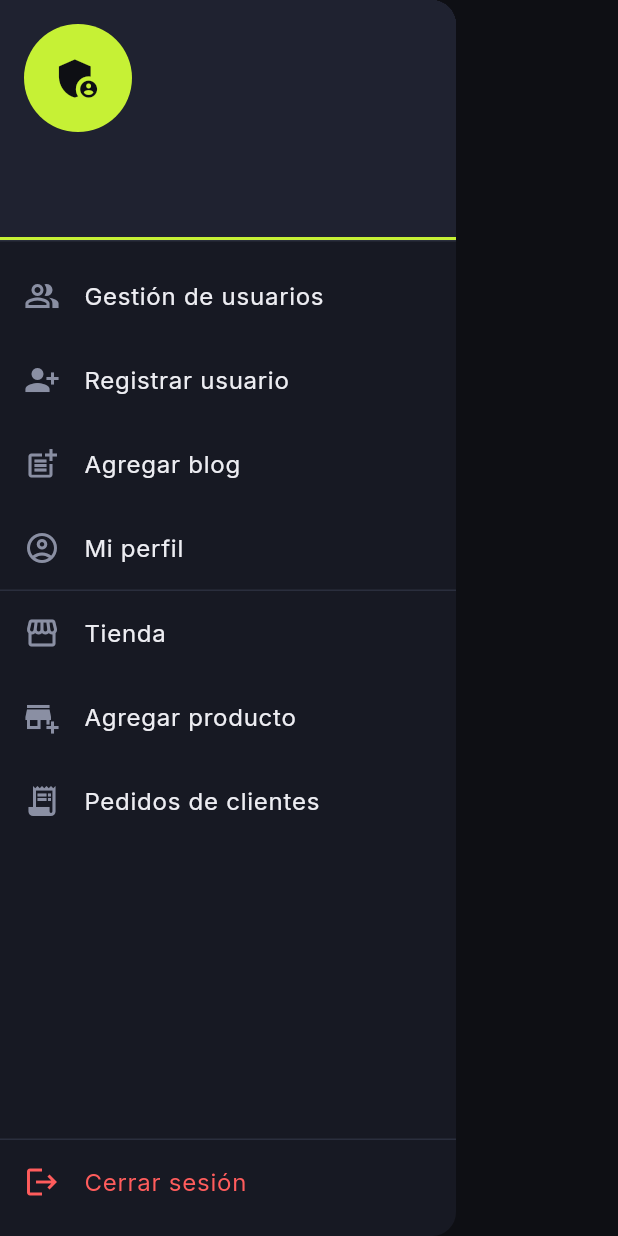
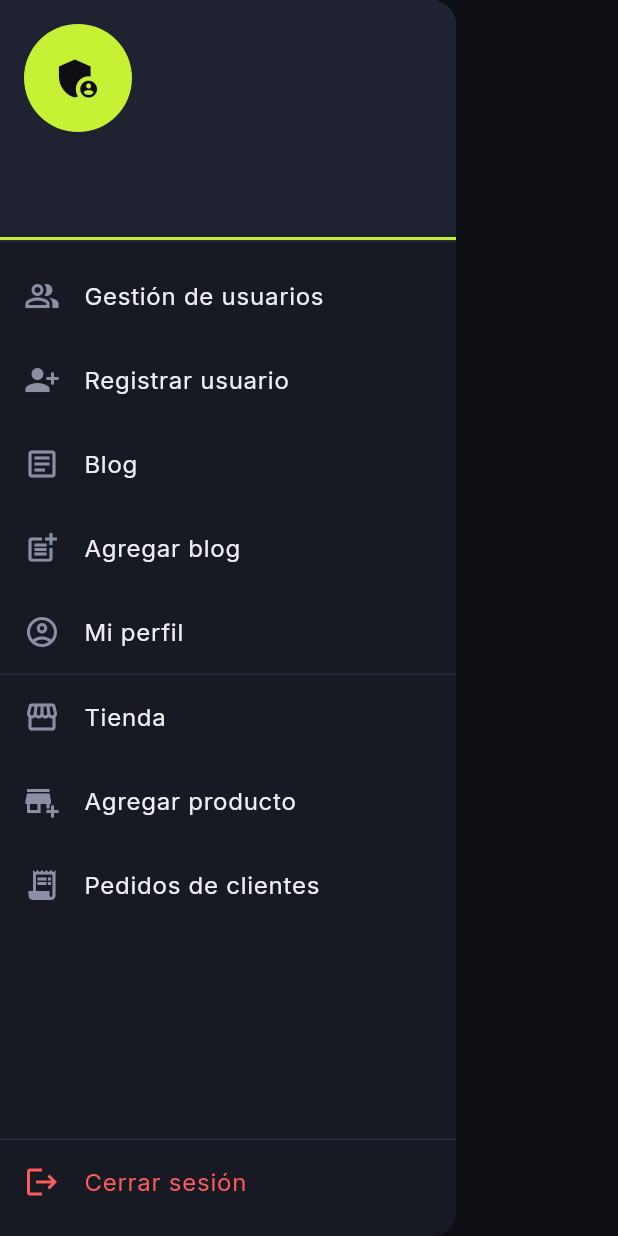
Before and after one commit to AllanR-os/blog-flutter-fastapi, a Flutter app: the AdminDrawer widget shown alone on an empty page, opened directly with empty values, on a phone screen of 412 x 824 dp. Run offline on Flutter 3.47's test engine with Material 3 defaults, Android fonts, the phone set to English and light mode, and no system bars; our stand-ins replace google_fonts; accounts and stored records are empty; network calls fail.

Commit message:
feat(flutter-admin): agregar acceso a blog en menu lateral y selector de rol en usuarios

```diff
--- a/flutter_application_3/lib/widgets/admin_drawer.dart
+++ b/flutter_application_3/lib/widgets/admin_drawer.dart
@@ -65,10 +65,15 @@ class AdminDrawer extends StatelessWidget {
                 style: const TextStyle(color: AppColores.textoSuave),
               ),
             ),
-            _opcion(context, Icons.people_alt_outlined, 'Gestión de usuarios',
-                '/users'),
+            Expanded(
+              child: ListView(
+                padding: EdgeInsets.zero,
+                children: [
+                  _opcion(context, Icons.people_alt_outlined,
+                      'Gestión de usuarios', '/users'),
                   _opcion(context, Icons.person_add_alt_1, 'Registrar usuario',
                       '/register'),
+                  _opcion(context, Icons.article_outlined, 'Blog', '/blog'),
                   _opcion(context, Icons.post_add, 'Agregar blog', '/add-blog'),
                   _opcion(context, Icons.account_circle_outlined, 'Mi perfil',
                       '/profile'),
@@ -78,7 +83,9 @@ class AdminDrawer extends StatelessWidget {
                       '/add-producto'),
                   _opcion(context, Icons.receipt_long, 'Pedidos de clientes',
                       '/pedidos-admin'),
-            const Spacer(),
+                ],
+              ),
+            ),
             const Divider(),
             ListTile(
               leading: const Icon(Icons.logout, color: AppColores.error),
```
Also changed, not shown: flutter_application_3/lib/screens/users_page.dart (+26 -3 lines). Lines whose indentation alone changed are shown as unchanged.
